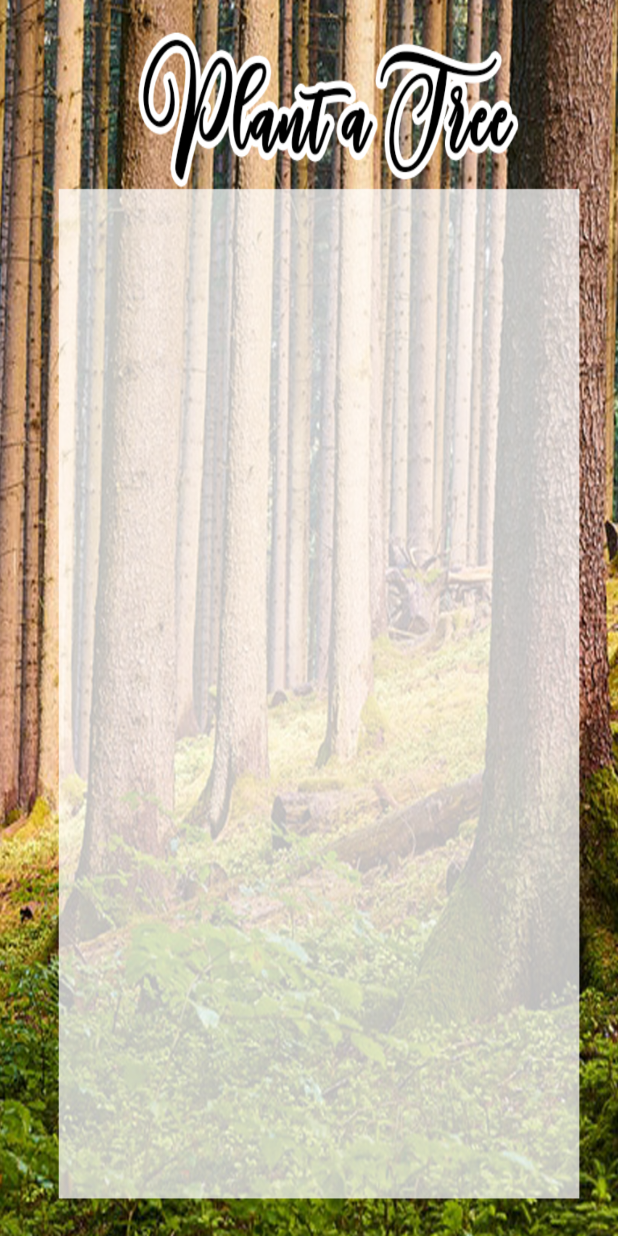
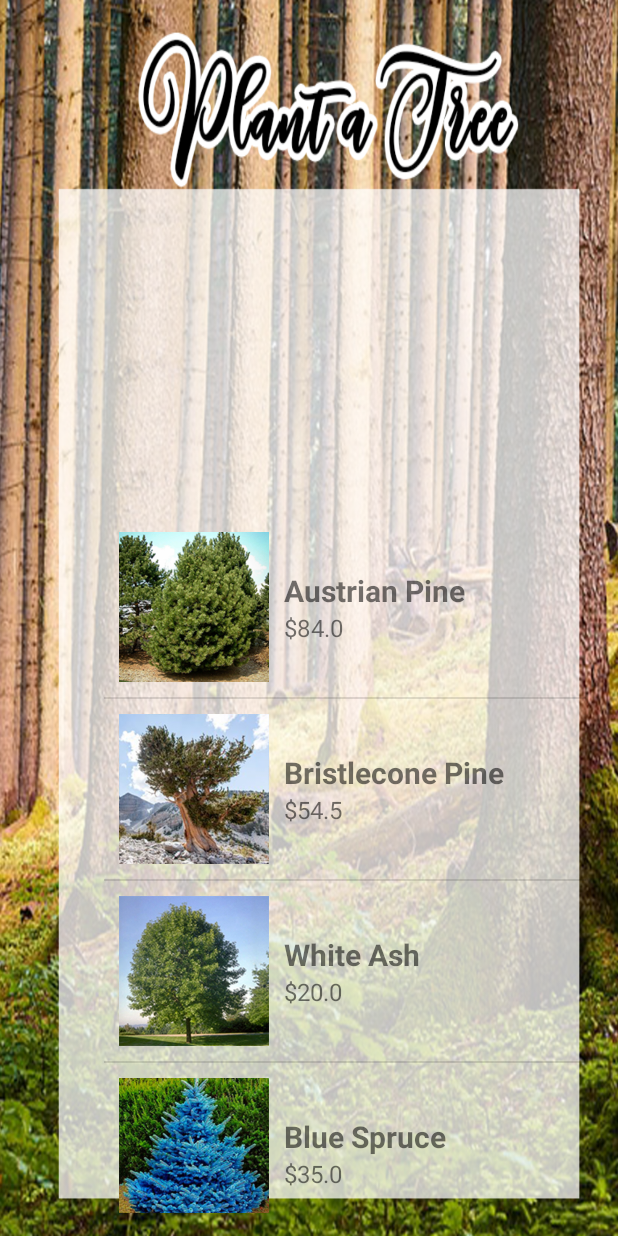
Before and after one commit to TheShrubs/PlantATreeApp, an Android app: the LandingPageActivity screen opened directly, with no data from a screen before it, on a phone screen of 412 x 824 dp. Run offline under Robolectric (Android 15) with nearby library versions, the phone set to English and light mode, and no system bars.

Commit message:
REMOVED ERRORS

```diff
--- a/plantATree/app/src/main/java/com/example/theshrubs/plantatree/activity/LandingPageActivity.java
+++ b/plantATree/app/src/main/java/com/example/theshrubs/plantatree/activity/LandingPageActivity.java
@@ -32,7 +32,7 @@ public class LandingPageActivity extends AppCompatActivity {
         setContentView(R.layout.landing_page);
 
         this.dbHandler = new DatabaseHelper(this);
-//        dbHandler.populateDatabase();
+        dbHandler.populateDatabase();
 
         treeList = new ArrayList<>();
         List<Object> objectList = dbHandler.loadAllContents(1, "Landing");
--- a/plantATree/app/src/main/java/com/example/theshrubs/plantatree/database/DatabaseHelper.java
+++ b/plantATree/app/src/main/java/com/example/theshrubs/plantatree/database/DatabaseHelper.java
@@ -19,7 +19,7 @@ import java.util.List;
 public class DatabaseHelper extends SQLiteOpenHelper {
     //information of database
     private static final int DATABASE_VERSION = 1;
-    private static final String DATABASE_NAME = "PLANTATREE";
+    private static final String DATABASE_NAME = "PLANT_TREE";
     //table names
     private static final String TREE_TABLE = "Trees";
     private static final String USER_TABLE = "User";
@@ -129,7 +129,6 @@ public class DatabaseHelper extends SQLiteOpenHelper {
 //                System.out.println("Found user from db helper " + foundUser.toString());
                 obj = (Object) foundUser;
                 break;
-
             default:
                 query = "Select * FROM " + TREE_TABLE + " WHERE TreeID" + " = " + "'" + id + "'";
                 cursor = getReadableDatabase().rawQuery(query, null);
```
